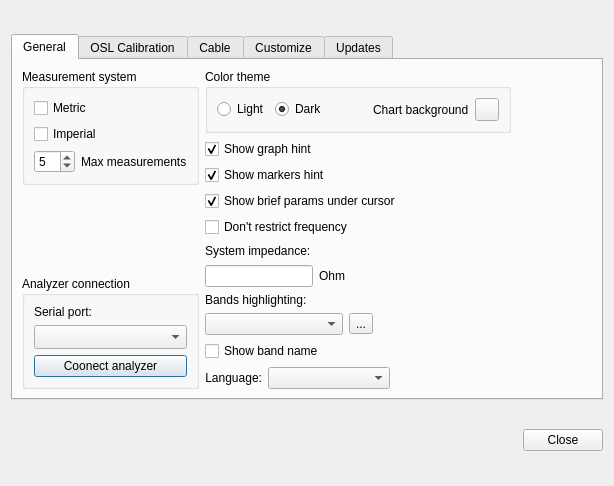
Qt form settings.ui (rigexpert/AntScope2) before a commit.
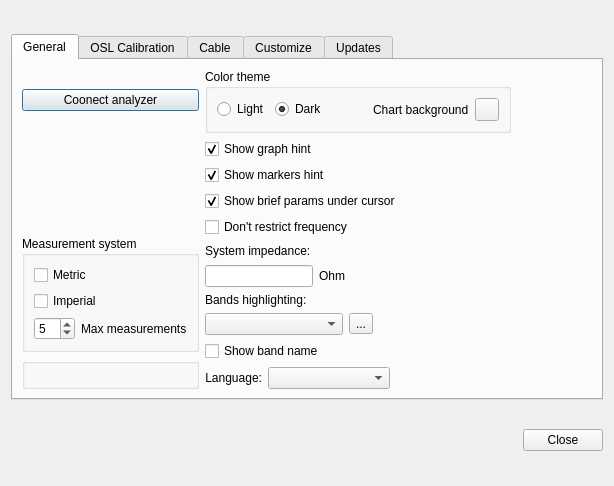
The same form after that commit. The open tabs and pages were chosen to show the change.

Diff of the .ui file:
```diff
--- a/settings.ui
+++ b/settings.ui
@@ -35,7 +35,7 @@
       </sizepolicy>
      </property>
      <property name="currentIndex">
-      <number>1</number>
+      <number>0</number>
      </property>
      <widget class="QWidget" name="General">
       <attribute name="title">
@@ -46,6 +46,33 @@
         <layout class="QHBoxLayout" name="horizontalLayout_38">
          <item>
           <layout class="QVBoxLayout" name="verticalLayout_19">
+           <item>
+            <widget class="QLabel" name="label_15">
+             <property name="text">
+              <string> </string>
+             </property>
+            </widget>
+           </item>
+           <item>
+            <widget class="QPushButton" name="connectSerialBtn">
+             <property name="text">
+              <string>Coonect analyzer</string>
+             </property>
+            </widget>
+           </item>
+           <item>
+            <spacer name="verticalSpacer">
+             <property name="orientation">
+              <enum>Qt::Vertical</enum>
+             </property>
+             <property name="sizeHint" stdset="0">
+              <size>
+               <width>20</width>
+               <height>40</height>
+              </size>
+             </property>
+            </spacer>
+           </item>
            <item>
             <widget class="QGroupBox" name="groupBox_7">
              <property name="title">
@@ -99,19 +126,6 @@
              </layout>
             </widget>
            </item>
-           <item>
-            <spacer name="verticalSpacer">
-             <property name="orientation">
-              <enum>Qt::Vertical</enum>
-             </property>
-             <property name="sizeHint" stdset="0">
-              <size>
-               <width>20</width>
-               <height>40</height>
-              </size>
-             </property>
-            </spacer>
-           </item>
            <item>
             <widget class="QGroupBox" name="groupBox_12">
              <property name="minimumSize">
@@ -121,34 +135,9 @@
               </size>
              </property>
              <property name="title">
-              <string>Analyzer connection</string>
+              <string/>
              </property>
-             <layout class="QVBoxLayout" name="verticalLayout_14">
-              <item>
-               <widget class="QLabel" name="label_15">
-                <property name="text">
-                 <string>Serial port:</string>
-                </property>
-               </widget>
-              </item>
-              <item>
-               <widget class="QComboBox" name="serialPortComboBox">
-                <property name="minimumSize">
-                 <size>
-                  <width>0</width>
-                  <height>24</height>
-                 </size>
-                </property>
-               </widget>
-              </item>
-              <item>
-               <widget class="QPushButton" name="connectSerialBtn">
-                <property name="text">
-                 <string>Coonect analyzer</string>
-                </property>
-               </widget>
-              </item>
-             </layout>
+             <layout class="QVBoxLayout" name="verticalLayout_14"/>
             </widget>
            </item>
           </layout>
```
Left out of the diff: 1 changed line with no effect on the pictures.
